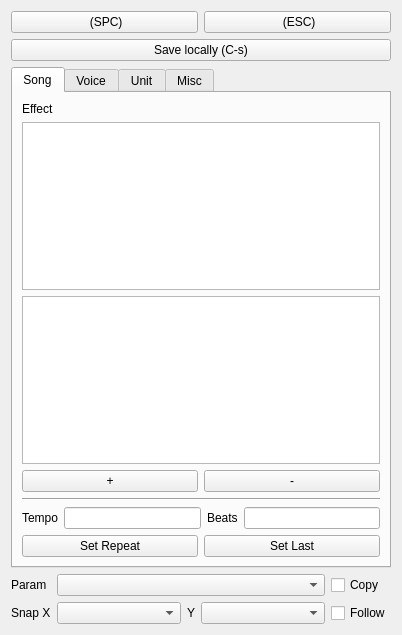
The window that src/editor/sidemenu/SideMenu.ui (yuxshao/ptcollab) describes before a commit, drawn with Qt 5.
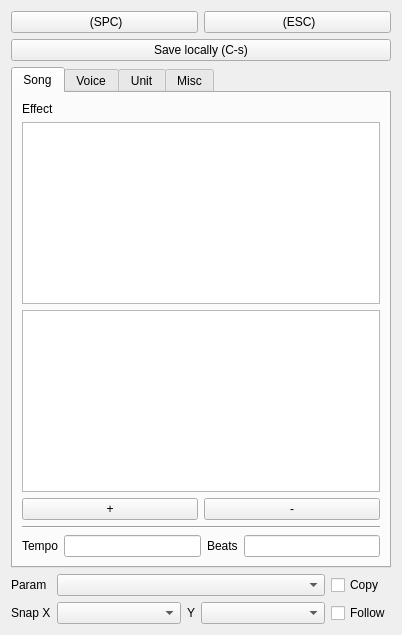
The same window after the commit. Icons and pictures are not drawn.

Commit message: remove set repeat and last btns

What changed in the file:
```diff
--- a/src/editor/sidemenu/SideMenu.ui
+++ b/src/editor/sidemenu/SideMenu.ui
@@ -168,30 +168,6 @@
          </item>
         </layout>
        </item>
-       <item>
-        <layout class="QHBoxLayout" name="horizontalLayout_9">
-         <item>
-          <widget class="QPushButton" name="setRepeatBtn">
-           <property name="focusPolicy">
-            <enum>Qt::NoFocus</enum>
-           </property>
-           <property name="text">
-            <string>Set Repeat</string>
-           </property>
-          </widget>
-         </item>
-         <item>
-          <widget class="QPushButton" name="setLastBtn">
-           <property name="focusPolicy">
-            <enum>Qt::NoFocus</enum>
-           </property>
-           <property name="text">
-            <string>Set Last</string>
-           </property>
-          </widget>
-         </item>
-        </layout>
-       </item>
       </layout>
      </widget>
      <widget class="QWidget" name="tab_2">
```
The commit also changes 4 other files.
